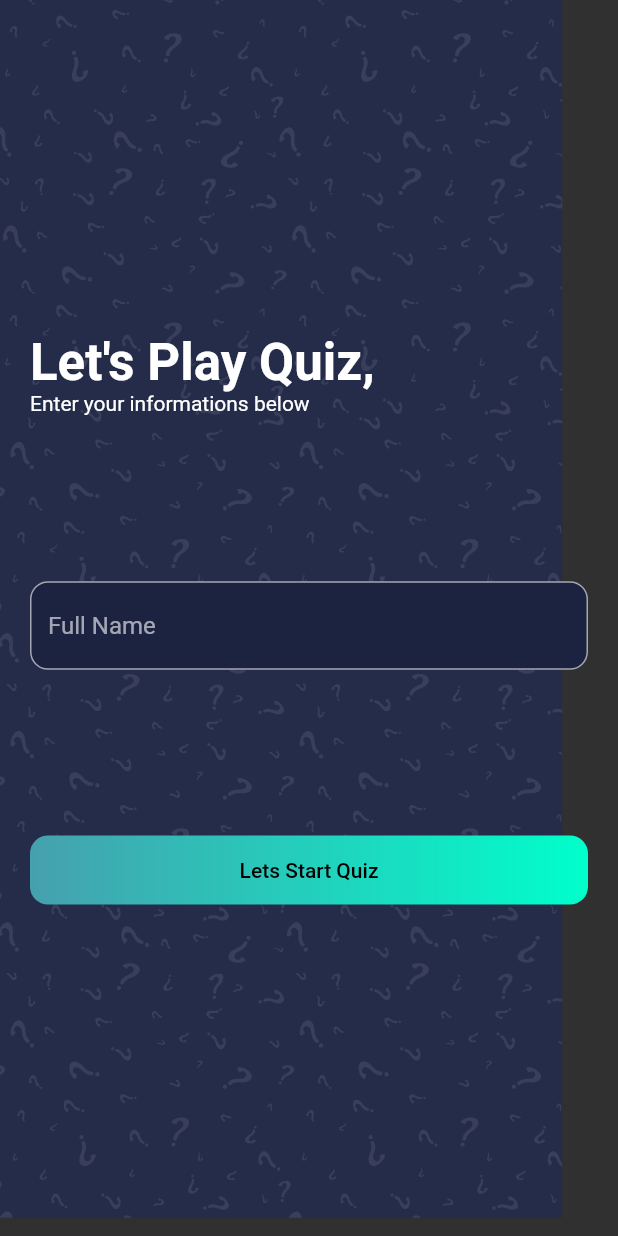
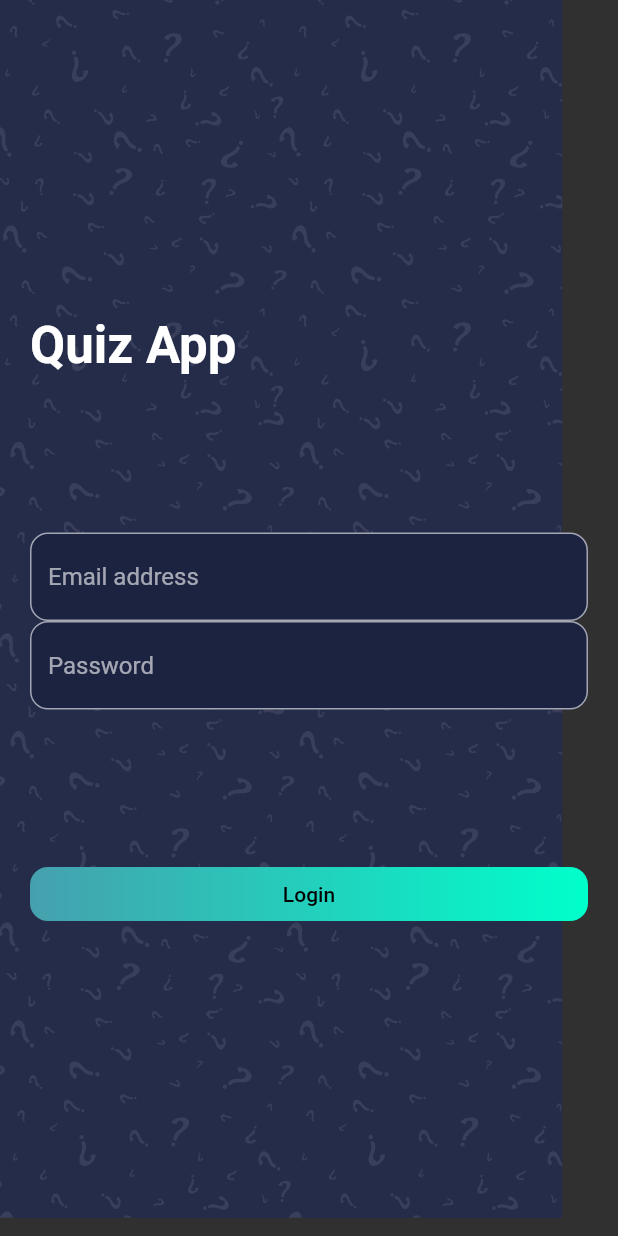
Before and after one commit to MaeMikon/Quizizz-Clone, a Flutter app: the screen it shows after launch, on a phone screen of 412 x 824 dp. Run offline on Flutter 3.47's test engine with Material 2 defaults, Android fonts, the phone set to English and light mode, and no system bars; our stand-ins replace get, websafe_svg.

Commit message:
Change login layout

```diff
--- a/lib/screens/welcome/welcome_screen.dart
+++ b/lib/screens/welcome/welcome_screen.dart
@@ -19,17 +19,26 @@ class WelcomeScreen extends StatelessWidget {
                 children: [
                   Spacer(flex: 2), //2/6
                   Text(
-                    "Let's Play Quiz,",
+                    "Quiz App",
                     style: Theme.of(context).textTheme.headline4.copyWith(
                         color: Colors.white, fontWeight: FontWeight.bold),
                   ),
-                  Text("Enter your informations below"),
                   Spacer(), // 1/6
                   TextField(
                     decoration: InputDecoration(
                       filled: true,
                       fillColor: Color(0xFF1C2341),
-                      hintText: "Full Name",
+                      hintText: "Email address",
+                      border: OutlineInputBorder(
+                        borderRadius: BorderRadius.all(Radius.circular(12)),
+                      ),
+                    ),
+                  ),
+                  TextField(
+                    decoration: InputDecoration(
+                      filled: true,
+                      fillColor: Color(0xFF1C2341),
+                      hintText: "Password",
                       border: OutlineInputBorder(
                         borderRadius: BorderRadius.all(Radius.circular(12)),
                       ),
@@ -41,13 +50,13 @@ class WelcomeScreen extends StatelessWidget {
                     child: Container(
                       width: double.infinity,
                       alignment: Alignment.center,
-                      padding: EdgeInsets.all(kDefaultPadding * 0.75), // 15
+                      padding: EdgeInsets.all(kDefaultPadding * 0.5), // 15
                       decoration: BoxDecoration(
                         gradient: kPrimaryGradient,
                         borderRadius: BorderRadius.all(Radius.circular(12)),
                       ),
                       child: Text(
-                        "Lets Start Quiz",
+                        "Login",
                         style: Theme.of(context)
                             .textTheme
                             .button
```
